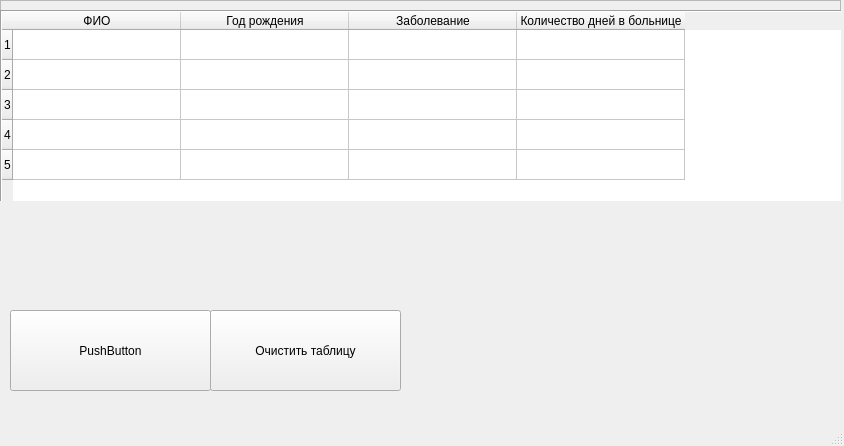
Above: patients.ui from YanaKvak232/project before the change. Below: the same form after it.
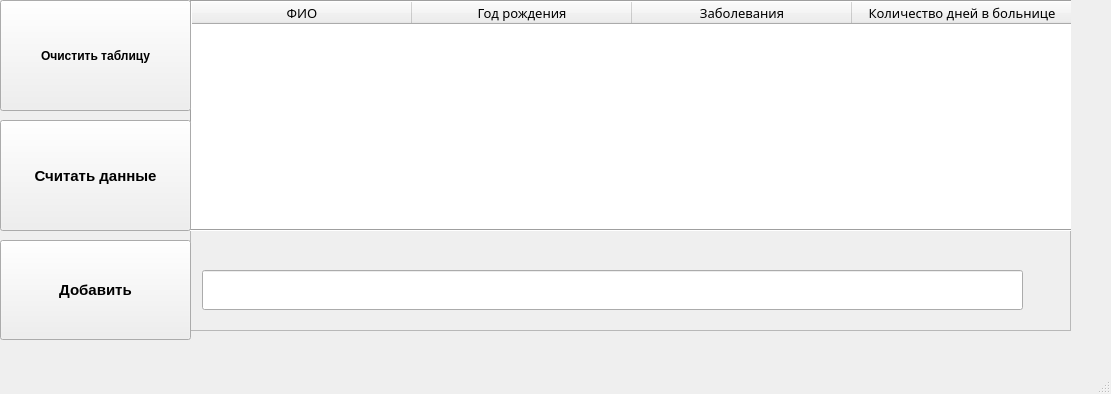
That is the form after the change.

The edit to the form file:
```diff
--- a/patients.ui
+++ b/patients.ui
@@ -9,8 +9,8 @@
    <rect>
     <x>0</x>
     <y>0</y>
-    <width>844</width>
-    <height>446</height>
+    <width>1111</width>
+    <height>394</height>
    </rect>
   </property>
   <property name="windowTitle">
@@ -20,10 +20,10 @@
    <widget class="QFrame" name="frame">
     <property name="geometry">
      <rect>
-      <x>0</x>
-      <y>0</y>
-      <width>841</width>
-      <height>201</height>
+      <x>190</x>
+      <y>-10</y>
+      <width>881</width>
+      <height>341</height>
      </rect>
     </property>
     <property name="frameShape">
@@ -37,10 +37,16 @@
       <rect>
        <x>0</x>
        <y>10</y>
-       <width>851</width>
-       <height>201</height>
+       <width>891</width>
+       <height>231</height>
       </rect>
      </property>
+     <property name="font">
+      <font>
+       <family>Perpetua</family>
+       <pointsize>10</pointsize>
+      </font>
+     </property>
      <property name="frameShape">
       <enum>QFrame::Box</enum>
      </property>
@@ -48,7 +54,7 @@
       <enum>QFrame::Sunken</enum>
      </property>
      <property name="rowCount">
-      <number>5</number>
+      <number>0</number>
      </property>
      <property name="columnCount">
       <number>4</number>
@@ -57,13 +63,8 @@
       <bool>true</bool>
      </attribute>
      <attribute name="horizontalHeaderDefaultSectionSize">
-      <number>168</number>
+      <number>220</number>
      </attribute>
-     <row/>
-     <row/>
-     <row/>
-     <row/>
-     <row/>
      <column>
       <property name="text">
        <string>ФИО</string>
@@ -76,7 +77,7 @@
      </column>
      <column>
       <property name="text">
-       <string>Заболевание</string>
+       <string>Заболевания</string>
       </property>
      </column>
      <column>
@@ -85,16 +86,40 @@
       </property>
      </column>
     </widget>
+    <widget class="QLineEdit" name="lineEdit">
+     <property name="geometry">
+      <rect>
+       <x>12</x>
+       <y>280</y>
+       <width>821</width>
+       <height>40</height>
+      </rect>
+     </property>
+     <property name="font">
+      <font>
+       <family>Perpetua</family>
+       <pointsize>12</pointsize>
+      </font>
+     </property>
+    </widget>
    </widget>
    <widget class="QPushButton" name="pushButton_2">
     <property name="geometry">
      <rect>
-      <x>210</x>
-      <y>310</y>
+      <x>0</x>
+      <y>0</y>
       <width>191</width>
-      <height>81</height>
+      <height>111</height>
      </rect>
     </property>
+    <property name="font">
+     <font>
+      <family>Arial</family>
+      <pointsize>9</pointsize>
+      <weight>75</weight>
+      <bold>true</bold>
+     </font>
+    </property>
     <property name="text">
      <string>Очистить таблицу</string>
     </property>
@@ -102,14 +127,43 @@
    <widget class="QPushButton" name="pushButton">
     <property name="geometry">
      <rect>
-      <x>10</x>
-      <y>310</y>
-      <width>201</width>
-      <height>81</height>
+      <x>0</x>
+      <y>120</y>
+      <width>191</width>
+      <height>111</height>
      </rect>
     </property>
+    <property name="font">
+     <font>
+      <family>Arial</family>
+      <pointsize>11</pointsize>
+      <weight>75</weight>
+      <bold>true</bold>
+     </font>
+    </property>
     <property name="text">
-     <string>PushButton</string>
+     <string>Считать данные</string>
+    </property>
+   </widget>
+   <widget class="QPushButton" name="pushButton_3">
+    <property name="geometry">
+     <rect>
+      <x>0</x>
+      <y>240</y>
+      <width>191</width>
+      <height>100</height>
+     </rect>
+    </property>
+    <property name="font">
+     <font>
+      <family>Arial</family>
+      <pointsize>11</pointsize>
+      <weight>75</weight>
+      <bold>true</bold>
+     </font>
+    </property>
+    <property name="text">
+     <string>Добавить</string>
     </property>
    </widget>
   </widget>
```
Left out of the diff: 4 changed lines with no effect on the pictures.
